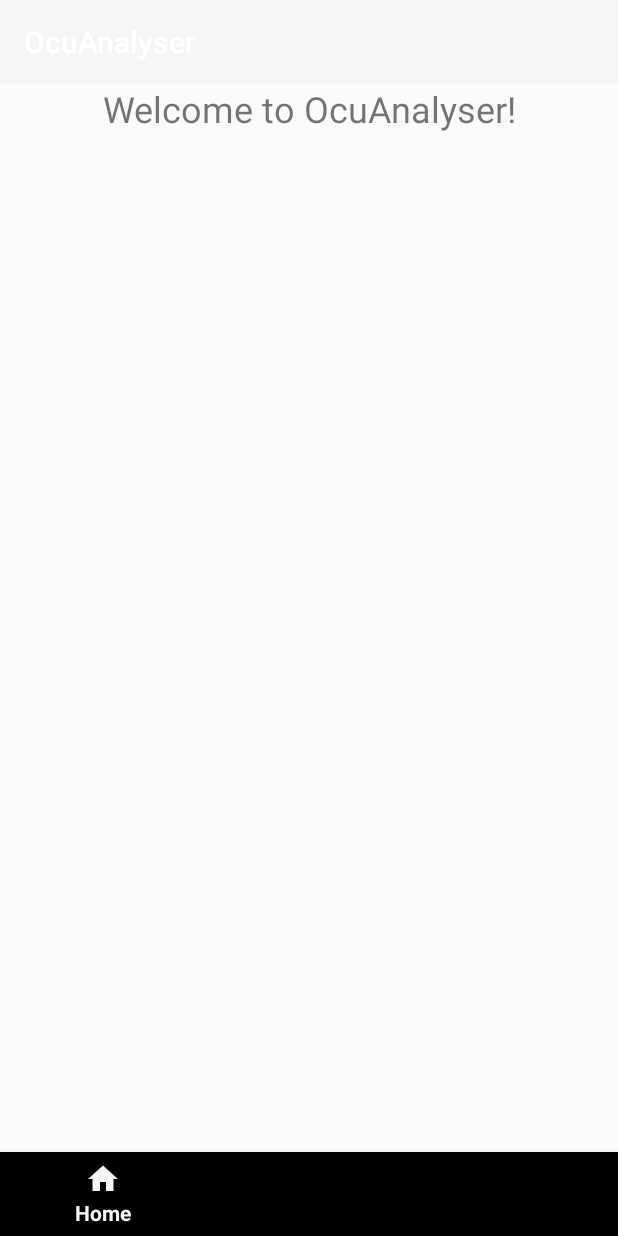
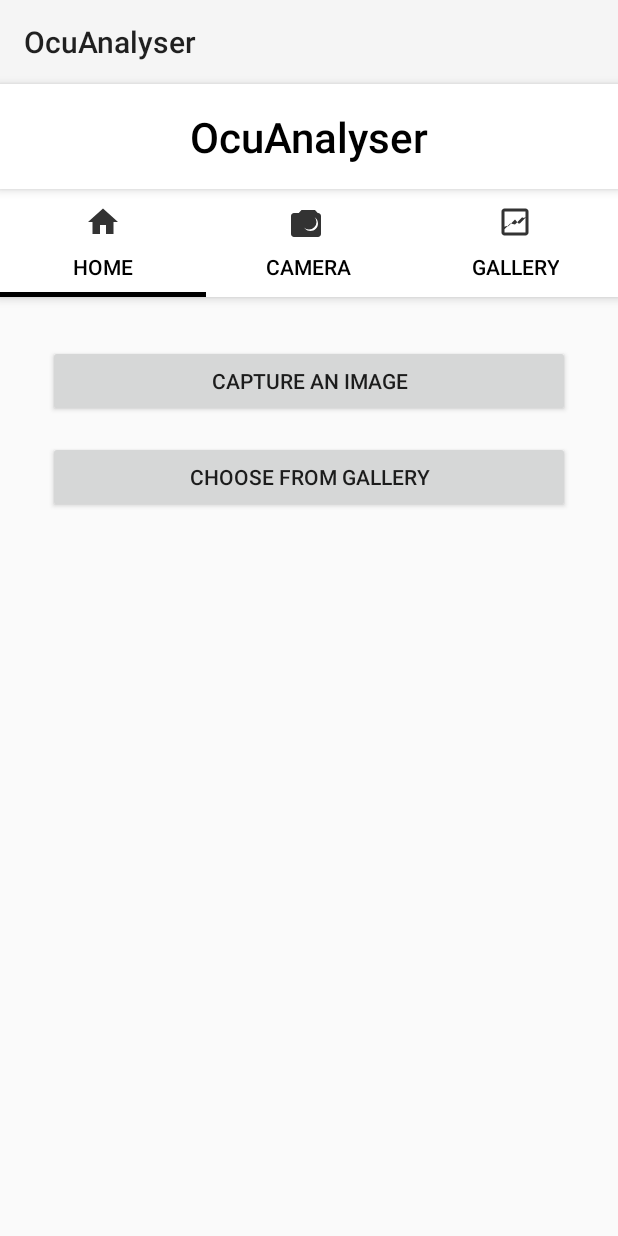
Before and after one commit to NohaFaour/android-pupil_iris-app, an Android app built with Jetpack Compose: the screen it shows after launch (MainActivity), on a phone screen of 412 x 824 dp. Run offline under Robolectric (Android 15) with nearby library versions, the phone set to English and light mode, and no system bars.

Commit message:
UI edited

```diff
--- a/app/src/main/java/com/example/backend_trial/HomeFragment.kt
+++ b/app/src/main/java/com/example/backend_trial/HomeFragment.kt
@@ -5,17 +5,26 @@ import android.view.LayoutInflater
 import android.view.View
 import android.view.ViewGroup
 import androidx.fragment.app.Fragment
-import android.widget.TextView
+import android.widget.Button
+import com.google.android.material.tabs.TabLayout
 
 class HomeFragment : Fragment() {
     override fun onCreateView(
         inflater: LayoutInflater, container: ViewGroup?,
         savedInstanceState: Bundle?
     ): View? {
-        val textView = TextView(requireContext())
-        textView.text = "Welcome to OcuAnalyser!"
-        textView.textSize = 24f
-        textView.textAlignment = View.TEXT_ALIGNMENT_CENTER
-        return textView
+        val view = inflater.inflate(R.layout.fragment_home, container, false)
+
+        // Set up Capture button
+        view.findViewById<Button>(R.id.btnCapture).setOnClickListener {
+            activity?.findViewById<TabLayout>(R.id.tab_layout)?.getTabAt(1)?.select()
+        }
+
+        // Set up Gallery button
+        view.findViewById<Button>(R.id.btnGallery).setOnClickListener {
+            activity?.findViewById<TabLayout>(R.id.tab_layout)?.getTabAt(2)?.select()
+        }
+
+        return view
     }
 }
--- a/app/src/main/java/com/example/backend_trial/MainActivity.kt
+++ b/app/src/main/java/com/example/backend_trial/MainActivity.kt
@@ -4,7 +4,7 @@ import android.os.Bundle
 import androidx.appcompat.app.AppCompatActivity
 import androidx.appcompat.widget.Toolbar
 import androidx.fragment.app.Fragment
-import com.google.android.material.bottomnavigation.BottomNavigationView
+import com.google.android.material.tabs.TabLayout
 
 class MainActivity : AppCompatActivity() {
     override fun onCreate(savedInstanceState: Bundle?) {
@@ -15,30 +15,32 @@ class MainActivity : AppCompatActivity() {
         setSupportActionBar(toolbar)
         supportActionBar?.title = getString(R.string.app_name)
 
-        val bottomNav: BottomNavigationView = findViewById(R.id.bottom_navigation)
-        bottomNav.setOnItemSelectedListener { item ->
-            when (item.itemId) {
-                R.id.nav_home -> {
+        val tabLayout: TabLayout = findViewById(R.id.tab_layout)
+        tabLayout.addOnTabSelectedListener(object : TabLayout.OnTabSelectedListener {
+            override fun onTabSelected(tab: TabLayout.Tab?) {
+                when (tab?.position) {
+                    0 -> {
                         openFragment(HomeFragment())
                         toolbar.title = getString(R.string.app_name)
-                    true
                     }
-                R.id.nav_camera -> {
+                    1 -> {
                         openFragment(CameraFragment())
                         toolbar.title = "Camera"
-                    true
                     }
-                R.id.nav_gallery -> {
+                    2 -> {
                         openFragment(GalleryFragment())
                         toolbar.title = "Gallery"
-                    true
-                }
-                else -> false
                     }
                 }
+            }
+
+            override fun onTabUnselected(tab: TabLayout.Tab?) {}
+            override fun onTabReselected(tab: TabLayout.Tab?) {}
+        })
+
         // Set default fragment
         if (savedInstanceState == null) {
-            bottomNav.selectedItemId = R.id.nav_home
+            openFragment(HomeFragment())
         }
     }
 
--- a/app/src/main/res/layout/activity_main.xml
+++ b/app/src/main/res/layout/activity_main.xml
@@ -6,23 +6,68 @@
     android:layout_width="match_parent"
     android:layout_height="match_parent">
 
-    <androidx.appcompat.widget.Toolbar
-        android:id="@+id/toolbar"
+    <com.google.android.material.appbar.AppBarLayout
         android:layout_width="match_parent"
-        android:layout_height="wrap_content"
-        android:background="?attr/colorPrimary"
-        android:theme="@style/ThemeOverlay.AppCompat.Dark.ActionBar"
-        app:title="@string/app_name" />
+        android:layout_height="wrap_content">
+
+        <androidx.appcompat.widget.Toolbar
+            android:id="@+id/toolbar"
+            android:layout_width="match_parent"
+            android:layout_height="?attr/actionBarSize"
+            android:background="?attr/colorPrimary"
+            android:theme="@style/Theme.AppCompat.Light"
+            app:title="@string/app_name" />
+
+        <TextView
+            android:layout_width="match_parent"
+            android:layout_height="wrap_content"
+            android:text="OcuAnalyser"
+            android:textSize="28sp"
+            android:textStyle="bold"
+            android:textColor="@android:color/black"
+            android:gravity="center"
+            android:padding="16dp"
+            android:fontFamily="sans-serif-light"
+            android:background="@android:color/white"
+            android:elevation="4dp"/>
+
+        <com.google.android.material.tabs.TabLayout
+            android:id="@+id/tab_layout"
+            android:layout_width="match_parent"
+            android:layout_height="wrap_content"
+            android:background="@android:color/white"
+            app:tabGravity="fill"
+            app:tabMode="fixed"
+            app:tabTextColor="@android:color/black"
+            app:tabSelectedTextColor="@android:color/black"
+            app:tabIndicatorColor="@android:color/black"
+            app:tabIndicatorHeight="3dp">
+
+            <com.google.android.material.tabs.TabItem
+                android:layout_width="wrap_content"
+                android:layout_height="wrap_content"
+                android:icon="@drawable/ic_home"
+                android:text="Home" />
+
+            <com.google.android.material.tabs.TabItem
+                android:layout_width="wrap_content"
+                android:layout_height="wrap_content"
+                android:icon="@drawable/ic_camera"
+                android:text="Camera" />
+
+            <com.google.android.material.tabs.TabItem
+                android:layout_width="wrap_content"
+                android:layout_height="wrap_content"
+                android:icon="@drawable/ic_gallery"
+                android:text="Gallery" />
+
+        </com.google.android.material.tabs.TabLayout>
+
+    </com.google.android.material.appbar.AppBarLayout>
 
     <androidx.fragment.app.FragmentContainerView
         android:id="@+id/nav_host_fragment"
         android:layout_width="match_parent"
-        android:layout_height="0dp"
-        android:layout_weight="1" />
+        android:layout_height="match_parent" />
 
-    <com.google.android.material.bottomnavigation.BottomNavigationView
-        android:id="@+id/bottom_navigation"
-        android:layout_width="match_parent"
-        android:layout_height="wrap_content"
-        app:menu="@menu/bottom_nav_menu" />
 </LinearLayout>
--- /dev/null
+++ b/app/src/main/res/layout/fragment_home.xml
@@ -0,0 +1,22 @@
+<?xml version="1.0" encoding="utf-8"?>
+<LinearLayout xmlns:android="http://schemas.android.com/apk/res/android"
+    android:layout_width="match_parent"
+    android:layout_height="match_parent"
+    android:orientation="vertical"
+    android:padding="32dp"
+    android:gravity="center_horizontal">
+
+    <Button
+        android:id="@+id/btnCapture"
+        android:layout_width="match_parent"
+        android:layout_height="wrap_content"
+        android:text="Capture an Image"
+        android:layout_marginBottom="16dp"/>
+
+    <Button
+        android:id="@+id/btnGallery"
+        android:layout_width="match_parent"
+        android:layout_height="wrap_content"
+        android:text="Choose from Gallery"/>
+
+</LinearLayout>
```
Lines whose indentation alone changed are shown as unchanged.
